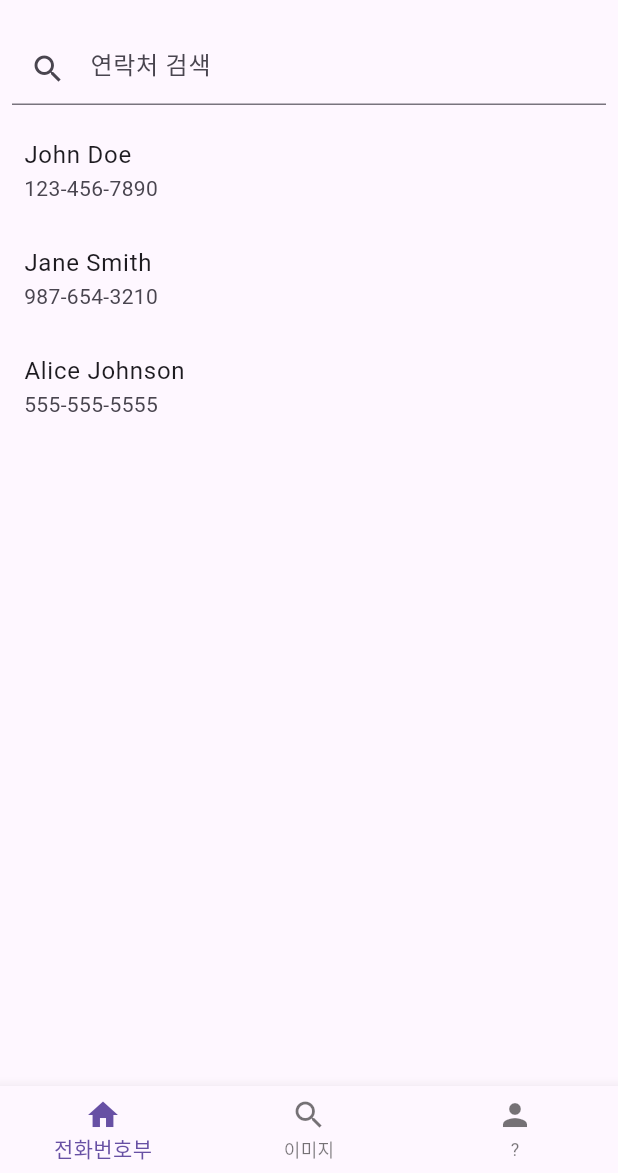
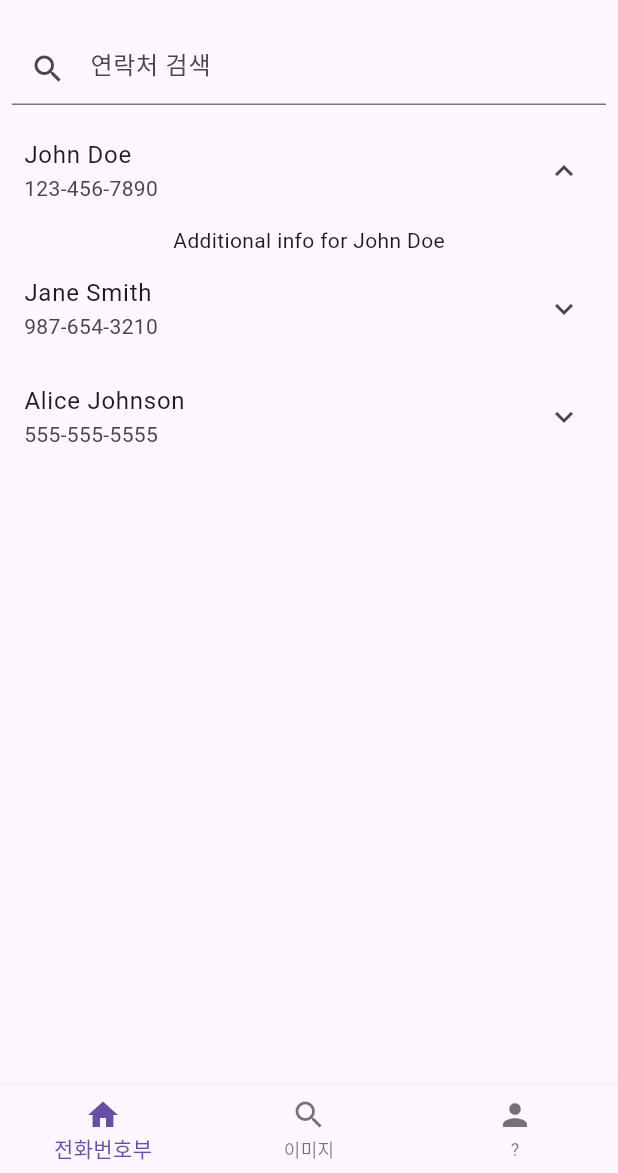
Before and after one commit to QuadeKang/madCampWeek1, a Flutter app: the screen it shows after launch, after a tap on "John Doe", on a phone screen of 412 x 824 dp, the part 63-1236 px from its top. Run offline on Flutter 3.47's test engine with Material 3 defaults, Android fonts, the phone set to English and light mode, and no system bars.

Commit message:
:sparkles: expandable list tile

```diff
--- a/src/tabapp/lib/main.dart
+++ b/src/tabapp/lib/main.dart
@@ -58,12 +58,12 @@ class _MyTabbedAppState extends State<MyTabbedApp> {
   }
 }
 
-
 class Contact {
   final String name;
   final String phoneNumber;
+  final String additionalInfo; // 추가 정보
 
-  Contact({required this.name, required this.phoneNumber});
+  Contact({required this.name, required this.phoneNumber, required this.additionalInfo});
 }
 
 class Tab1 extends StatefulWidget {
@@ -73,13 +73,14 @@ class Tab1 extends StatefulWidget {
 
 class _Tab1State extends State<Tab1> {
   final List<Contact> allContacts = [
-    Contact(name: 'John Doe', phoneNumber: '123-456-7890'),
-    Contact(name: 'Jane Smith', phoneNumber: '987-654-3210'),
-    Contact(name: 'Alice Johnson', phoneNumber: '555-555-5555'),
+    Contact(name: 'John Doe', phoneNumber: '123-456-7890', additionalInfo: 'Additional info for John Doe'),
+    Contact(name: 'Jane Smith', phoneNumber: '987-654-3210', additionalInfo: 'Additional info for Jane Smith'),
+    Contact(name: 'Alice Johnson', phoneNumber: '555-555-5555', additionalInfo: 'Additional info for Alice Johnson'),
     // 필요한 만큼 데이터를 추가할 수 있습니다.
   ];
 
-  List<Contact> filteredContacts = [];
+  List<Contact> filteredContacts = []; // 검색 결과를 저장하는 리스트
+  String searchQuery = ''; // 검색 쿼리를 저장하는 변수
 
   @override
   void initState() {
@@ -91,6 +92,7 @@ class _Tab1State extends State<Tab1> {
   // 검색 필드의 상태를 감지하고 검색 결과를 업데이트합니다.
   void searchContacts(String query) {
     setState(() {
+      searchQuery = query; // 검색 쿼리 업데이트
       filteredContacts = allContacts
           .where((contact) =>
           contact.name.toLowerCase().contains(query.toLowerCase()))
@@ -116,16 +118,14 @@ class _Tab1State extends State<Tab1> {
         ),
         Expanded(
           child: ListView.builder(
-            itemCount: filteredContacts.length, // 검색 결과 항목 수
+            itemCount: searchQuery.isEmpty ? allContacts.length : filteredContacts.length, // 검색 결과 항목 수
             itemBuilder: (context, index) {
-              final contact = filteredContacts[index];
+              final contact = searchQuery.isEmpty ? allContacts[index] : filteredContacts[index];
 
-              return ListTile(
+              return ExpandableListTile(
                 title: Text(contact.name),
                 subtitle: Text(contact.phoneNumber),
-                onTap: () {
-                  print('탭한 연락처: ${contact.name}');
-                },
+                additionalInfo: Text(contact.additionalInfo), // 추가 정보를 표시할 위젯 추가
               );
             },
           ),
@@ -135,8 +135,39 @@ class _Tab1State extends State<Tab1> {
   }
 }
 
+class ExpandableListTile extends StatefulWidget {
+  final Widget title;
+  final Widget subtitle;
+  final Widget additionalInfo;
 
+  ExpandableListTile({required this.title, required this.subtitle, required this.additionalInfo});
 
+  @override
+  _ExpandableListTileState createState() => _ExpandableListTileState();
+}
+
+class _ExpandableListTileState extends State<ExpandableListTile> {
+  bool _isExpanded = false; // 확장/축소 상태 관리
+
+  @override
+  Widget build(BuildContext context) {
+    return Column(
+      children: [
+        ListTile(
+          onTap: () {
+            setState(() {
+              _isExpanded = !_isExpanded; // 탭할 때 확장/축소 상태 토글
+            });
+          },
+          title: widget.title,
+          subtitle: widget.subtitle,
+          trailing: _isExpanded ? Icon(Icons.expand_less) : Icon(Icons.expand_more), // 확장/축소 아이콘
+        ),
+        if (_isExpanded) widget.additionalInfo, // 추가 정보 표시 여부 결정
+      ],
+    );
+  }
+}
 class Tab2 extends StatelessWidget {
   @override
   Widget build(BuildContext context) {
```
